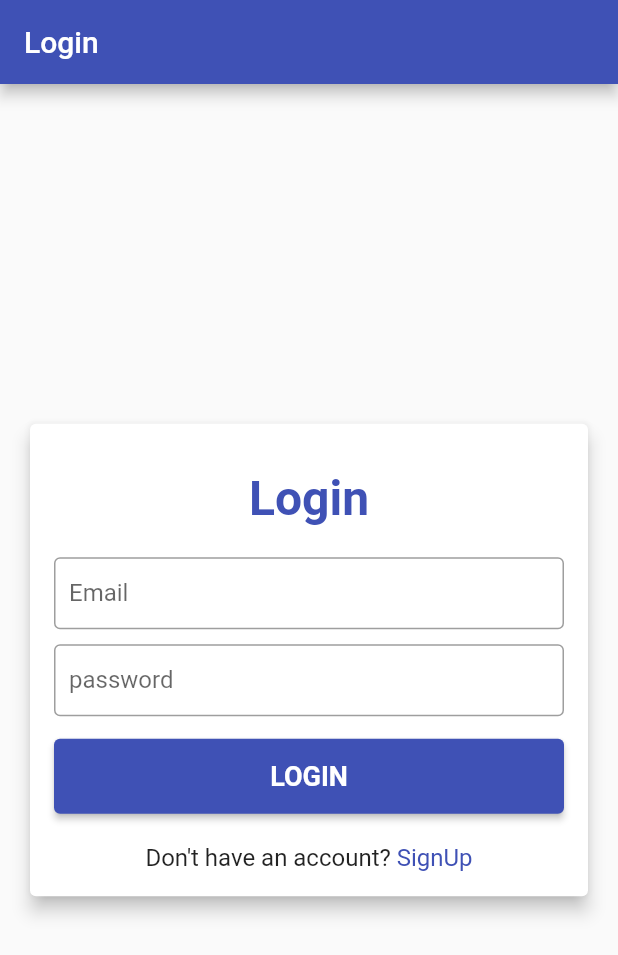
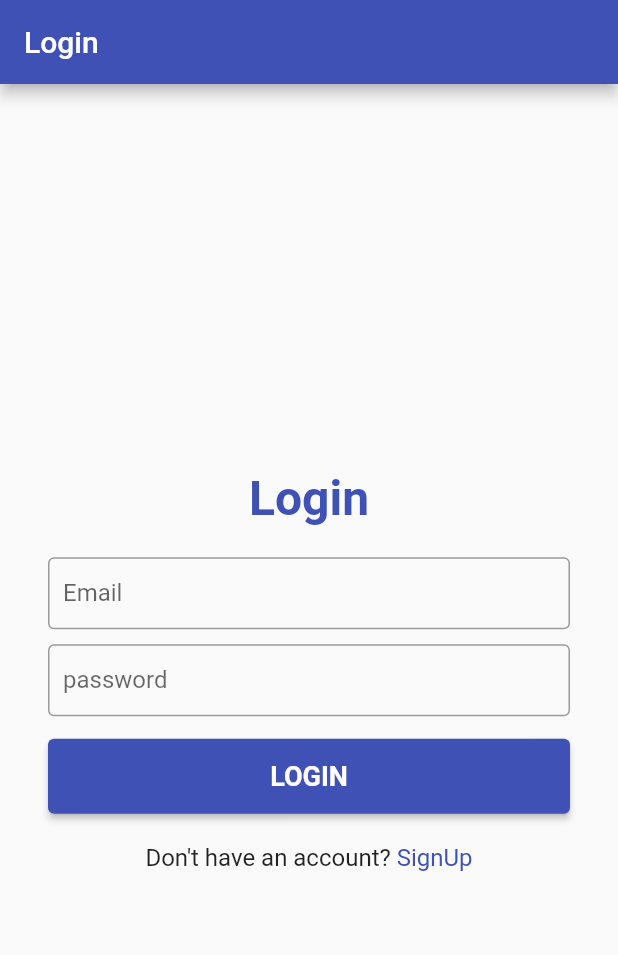
Before and after one commit to akshay-k321/chatbot_flutter, a Flutter app: the screen it shows after launch, on a phone screen of 412 x 824 dp. Shown: the top 955 px of the screen. Run offline on Flutter 3.47's test engine with Material 2 defaults, Android fonts, the phone set to English and light mode, and no system bars; our stand-ins replace cloud_firestore, firebase_auth, firebase_core; accounts and stored records are empty.

Commit message:
Login and registration added

```diff
--- a/lib/components/form_text_field.dart
+++ b/lib/components/form_text_field.dart
@@ -1,17 +1,28 @@
 import 'package:flutter/material.dart';
 
 class FormTextField extends StatelessWidget {
-  FormTextField({this.labelText, this.style, this.margin});
+  FormTextField({
+    this.labelText,
+    this.style,
+    this.margin,
+    this.onChanged,
+    this.obscureText,
+    this.keyboardType,
+  });
 
   final String labelText;
   final TextStyle style;
   final EdgeInsetsGeometry margin;
+  final Function onChanged;
+  final bool obscureText;
+  final TextInputType keyboardType;
 
   @override
   Widget build(BuildContext context) {
     return Padding(
       padding: margin ?? EdgeInsets.all(0.0),
       child: TextField(
+        onChanged: onChanged,
         decoration: InputDecoration(
           labelText: labelText,
           border: OutlineInputBorder(),
@@ -21,7 +32,8 @@ class FormTextField extends StatelessWidget {
           ),
         ),
         style: style,
-        obscureText: true,
+        keyboardType: keyboardType,
+        obscureText: obscureText ?? false,
       ),
     );
   }
--- a/lib/components/forms_card.dart
+++ b/lib/components/forms_card.dart
@@ -1,3 +1,5 @@
+import 'dart:io';
+
 import 'package:flutter/material.dart';
 
 import '../constants.dart';
@@ -11,19 +13,31 @@ class FormsCard extends StatelessWidget {
   Widget build(BuildContext context) {
     return Padding(
       padding: kFormsCardOuterPadding,
-      child: Card(
-        elevation: kCardElevation,
-        child: Padding(
-          padding: kFormsCardInnerPadding,
-          child: SizedBox(
-            child: Column(
-              mainAxisAlignment: MainAxisAlignment.center,
-              mainAxisSize: MainAxisSize.min,
-              children: children ?? [],
-            ),
+      child: Container(
+        padding: kFormsCardInnerPadding,
+        /*decoration: BoxDecoration(
+          borderRadius: BorderRadius.all(Radius.circular(5.0)),
+        ),*/
+        child: getFormBox(
+          child: Column(
+            mainAxisAlignment: MainAxisAlignment.center,
+            mainAxisSize: MainAxisSize.min,
+            children: children ?? [],
           ),
         ),
       ),
     );
   }
+
+  getFormBox({Column child}) {
+    if (Platform.isAndroid || Platform.isIOS)
+      return Container(
+        child: child,
+      );
+    else
+      return SizedBox(
+        width: 300.0,
+        child: child,
+      );
+  }
 }
--- /dev/null
+++ b/lib/components/signin_change_text.dart
@@ -0,0 +1,35 @@
+import 'package:chatbot_demo/constants.dart';
+import 'package:flutter/material.dart';
+
+class SignInChangeText extends StatelessWidget {
+  final String question;
+  final String action;
+  final Function onPressed;
+
+  const SignInChangeText({this.question, this.action, this.onPressed});
+
+  @override
+  Widget build(BuildContext context) {
+    return Row(
+      mainAxisAlignment: MainAxisAlignment.center,
+      children: [
+        Text(
+          question,
+          style: TextStyle(
+            fontSize: kBodyTextSize,
+          ),
+        ),
+        GestureDetector(
+          onTap: onPressed,
+          child: Text(
+            action,
+            style: TextStyle(
+              color: kPrimaryColor,
+              fontSize: kBodyTextSize,
+            ),
+          ),
+        ),
+      ],
+    );
+  }
+}
--- a/lib/screens/login_page.dart
+++ b/lib/screens/login_page.dart
@@ -1,17 +1,42 @@
 import 'package:chatbot_demo/components/form_text_field.dart';
 import 'package:chatbot_demo/components/forms_card.dart';
+import 'package:chatbot_demo/components/signin_change_text.dart';
 import 'package:chatbot_demo/constants.dart';
+import 'package:chatbot_demo/screens/chat_page.dart';
+import 'package:chatbot_demo/screens/signup_page.dart';
+import 'package:firebase_auth/firebase_auth.dart';
+import 'package:firebase_core/firebase_core.dart';
 import 'package:flutter/cupertino.dart';
 import 'package:flutter/material.dart';
 
 class LoginPage extends StatefulWidget {
   const LoginPage({Key key}) : super(key: key);
+  static const String id = 'login';
 
   @override
   _LoginPageState createState() => _LoginPageState();
 }
 
 class _LoginPageState extends State<LoginPage> {
+  String email, passwd;
+  FirebaseApp app;
+  FirebaseAuth _auth;
+
+  @override
+  void initState() {
+    initializeApp();
+    super.initState();
+  }
+
+  void initializeApp() async {
+    try {
+      app = await Firebase.initializeApp();
+      _auth = FirebaseAuth.instance;
+    } catch (e) {
+      print(e);
+    }
+  }
+
   @override
   Widget build(BuildContext context) {
     return Scaffold(
@@ -32,14 +57,23 @@ class _LoginPageState extends State<LoginPage> {
               FormTextField(
                 labelText: 'Email',
                 margin: EdgeInsets.only(top: 20.0),
+                onChanged: (value) => email = value,
+                keyboardType: TextInputType.emailAddress,
               ),
               FormTextField(
                 labelText: 'password',
                 margin: EdgeInsets.only(top: 10.0, bottom: 15.0),
+                onChanged: (value) => passwd = value,
+                obscureText: true,
               ),
               ElevatedButton(
-                onPressed: () {
-                  Navigator.pushReplacementNamed(context, '/chat');
+                onPressed: () async {
+                  if (passwd != null && email != null && passwd.length >= 6) {
+                    await _auth.signInWithEmailAndPassword(
+                        email: email, password: passwd);
+                    Navigator.pushReplacementNamed(context, ChatPage.id);
+                  } else
+                    print('Login error');
                 },
                 child: Text('LOGIN'),
                 style: kSubmitButtonStyle,
@@ -47,28 +81,12 @@ class _LoginPageState extends State<LoginPage> {
               SizedBox(
                 height: 20.0,
               ),
-              Row(
-                mainAxisAlignment: MainAxisAlignment.center,
-                children: [
-                  Text(
-                    'Don\'t have an account? ',
-                    style: TextStyle(
-                      fontSize: kBodyTextSize,
-                    ),
-                  ),
-                  GestureDetector(
-                    onTap: () {
-                      Navigator.pushReplacementNamed(context, '/signup');
-                    },
-                    child: Text(
-                      'SignUp',
-                      style: TextStyle(
-                        color: kPrimaryColor,
-                        fontSize: kBodyTextSize,
-                      ),
-                    ),
-                  ),
-                ],
+              SignInChangeText(
+                question: 'Don\'t have an account? ',
+                action: 'SignUp',
+                onPressed: () {
+                  Navigator.pushReplacementNamed(context, SignUpPage.id);
+                },
               ),
             ],
           ),
--- a/lib/screens/splash_screen_page.dart
+++ b/lib/screens/splash_screen_page.dart
@@ -2,6 +2,8 @@ import 'package:flutter/material.dart';
 
 class SplashScreenPage extends StatelessWidget {
   const SplashScreenPage({key}) : super(key: key);
+
+  static const id = 'splash';
 
   /*Future<void> awaitSplash(BuildContext context) async {
     sleep(Duration(milliseconds: 2500));
--- a/pubspec.yaml
+++ b/pubspec.yaml
@@ -13,6 +13,9 @@ dependencies:
     sdk: flutter
 
   cupertino_icons: ^1.0.2
+  firebase_core: ^1.3.0
+  firebase_auth: ^2.0.0
+  cloud_firestore: ^2.3.0
 
 dev_dependencies:
   flutter_test:
```
Also changed, not shown: lib/main.dart (+8 -5 lines), lib/screens/chat_page.dart (+15 -1 lines), lib/screens/signup_page.dart (+47 -25 lines), lib/screens/welcome_screen.dart (added, +10 -0 lines), pubspec.lock, 3 other files.
